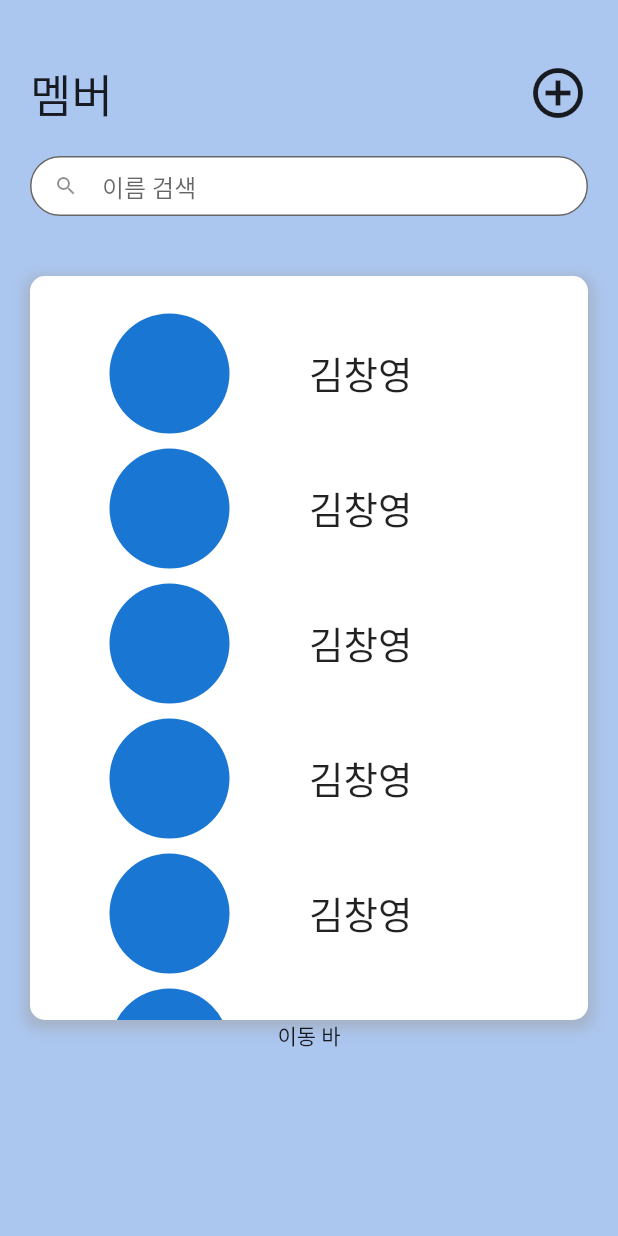
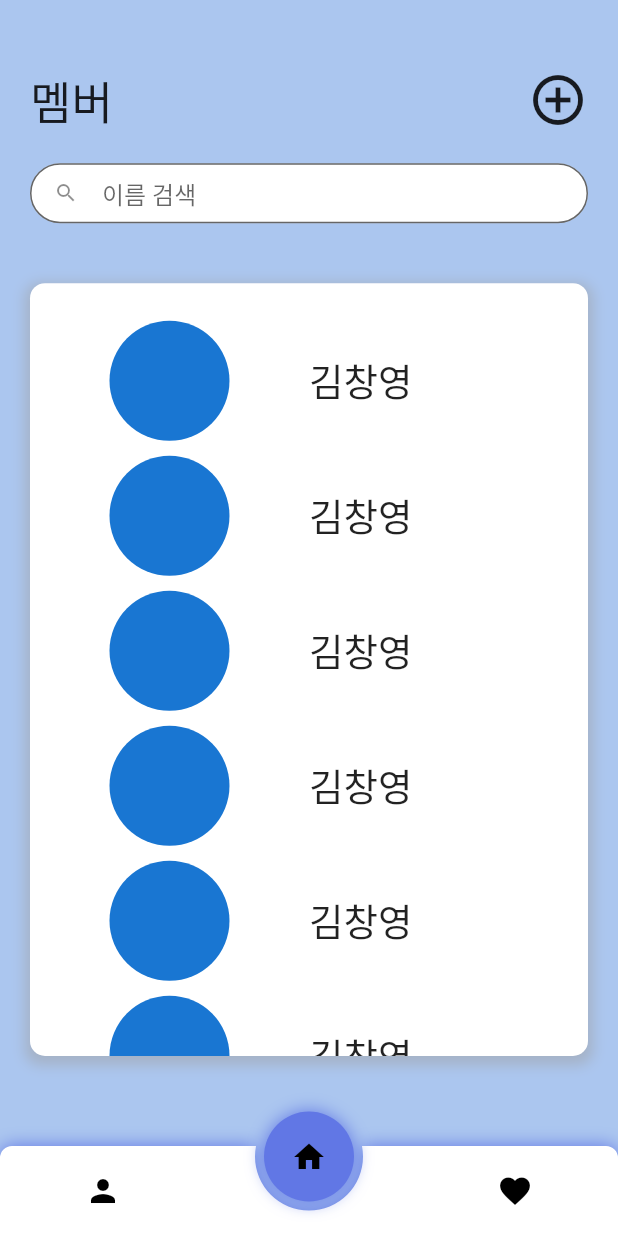
Before and after one commit to ukknown/Mention, a Flutter app: the GroupMember screen opened directly, on a phone screen of 412 x 824 dp. Run offline on Flutter 3.47's test engine with Material 2 defaults, Android fonts, the phone set to English and light mode, and no system bars; drawn by our look-alikes of circle_nav_bar; our stand-ins replace card_swiper, carousel_slider, flutter_inset_box_shadow.

Commit message:
[front] feat : 그룹페이지 하단네브바 만들었음

```diff
--- a/app/lib/Screens/group_member.dart
+++ b/app/lib/Screens/group_member.dart
@@ -1,3 +1,4 @@
+import 'package:app/widgets/bottom_nav.dart';
 import 'package:flutter/material.dart';
 
 class GroupMember extends StatelessWidget {
@@ -80,27 +81,30 @@ class GroupMember extends StatelessWidget {
                       SizedBox(
                         height: 20,
                       ),
-                      member(),
-                      member(),
-                      member(),
-                      member(),
-                      member(),
-                      member(),
+                      Member(),
+                      Member(),
+                      Member(),
+                      Member(),
+                      Member(),
+                      Member(),
                     ],
                   ),
                 ),
               ),
             ),
-            const Expanded(flex: 1, child: Text('이동 바'))
+            const SizedBox(
+              height: 40,
+            )
           ],
         ),
       ),
+      bottomNavigationBar: const BottomNav(),
     );
   }
 }
 
-class member extends StatelessWidget {
-  const member({
+class Member extends StatelessWidget {
+  const Member({
     super.key,
   });
 
--- a/app/lib/Screens/vote_after.dart
+++ b/app/lib/Screens/vote_after.dart
@@ -52,7 +52,7 @@ class VotePick extends StatelessWidget {
                           const SizedBox(
                             height: 40,
                           ),
-                          Image.asset('lib/assets/images/crown.png'),
+                          Image.asset('assets/images/crown.png'),
                           const CircleAvatar(
                             radius: 80,
                           ),
--- a/app/lib/Screens/vote_before.dart
+++ b/app/lib/Screens/vote_before.dart
@@ -1,3 +1,4 @@
+import 'package:app/widgets/bottom_nav.dart';
 import 'package:flutter/material.dart';
 
 class VoteMember extends StatelessWidget {
@@ -51,24 +52,33 @@ class VoteMember extends StatelessWidget {
                         ),
                       ),
                     ),
-                    member(),
-                    member(),
-                    member(),
-                    member(),
+                    SingleChildScrollView(
+                      child: Column(
+                        children: [
+                          Member(),
+                          Member(),
+                          Member(),
+                          Member(),
+                        ],
+                      ),
+                    ),
                   ],
                 ),
               ),
             ),
-            const Expanded(flex: 1, child: Text('이동 바'))
+            const SizedBox(
+              height: 40,
+            )
           ],
         ),
       ),
+      bottomNavigationBar: const BottomNav(),
     );
   }
 }
 
-class member extends StatelessWidget {
-  const member({
+class Member extends StatelessWidget {
+  const Member({
     super.key,
   });
 
--- a/app/lib/main.dart
+++ b/app/lib/main.dart
@@ -1,8 +1,6 @@
-import 'package:app/screens/profile_screen.dart';
 import 'package:flutter/material.dart';
-import 'package:app/Screens/group_screen.dart';
 
-import 'screens/home_screen.dart';
+import 'screens/mainPage.dart';
 
 void main() {
   runApp(const Mention());
@@ -25,6 +23,6 @@ class Mention extends StatelessWidget {
           ),
           cardColor: const Color(0xFFF4EDDB),
         ),
-        home: const GroupScreen());
+        home: const MainPage());
   }
 }
--- /dev/null
+++ b/app/lib/widgets/bottom_nav.dart
@@ -0,0 +1,110 @@
+import 'package:flutter/material.dart';
+import 'package:circle_nav_bar/circle_nav_bar.dart';
+import 'package:app/screens/home_screen.dart';
+import 'package:app/screens/Hint.dart';
+
+class BottomNav extends StatelessWidget {
+  const BottomNav({
+    super.key,
+  });
+
+  @override
+  Widget build(BuildContext context) {
+    return CircleNavBar(
+      activeIndex: 1,
+      activeIcons: [
+        IconButton(
+            icon: const Icon(Icons.person),
+            onPressed: () {
+              Navigator.push(
+                context,
+                MaterialPageRoute(
+                  builder: (context) => const Hint(),
+                ),
+              );
+              // print("프로필이동");
+            },
+            color: Colors.deepPurple),
+        IconButton(
+            icon: const Icon(Icons.home),
+            onPressed: () {
+              Navigator.push(
+                context,
+                MaterialPageRoute(
+                  builder: (context) => const HomeScreen(),
+                ),
+              );
+            },
+            color: Colors.black),
+        IconButton(
+            icon: const Icon(Icons.favorite),
+            onPressed: () {
+              // print("favorite");
+            },
+            color: Colors.deepPurple),
+      ],
+      inactiveIcons: [
+        IconButton(
+            icon: const Icon(Icons.person),
+            onPressed: () {
+              Navigator.push(
+                context,
+                MaterialPageRoute(
+                  builder: (context) => const Hint(),
+                ),
+              );
+              // print("프로필이동");
+            },
+            color: Colors.black),
+        IconButton(
+            icon: const Icon(Icons.home),
+            onPressed: () {
+              Navigator.push(
+                context,
+                MaterialPageRoute(
+                  builder: (context) => const HomeScreen(),
+                ),
+              );
+            },
+            color: Colors.black),
+        IconButton(
+            icon: const Icon(Icons.favorite),
+            onPressed: () {
+              Navigator.push(
+                context,
+                MaterialPageRoute(
+                  builder: (context) => const Hint(),
+                ),
+              );
+            },
+            color: Colors.black),
+      ],
+      color: Colors.white,
+      circleColor: Colors.white,
+      height: 60,
+
+      circleWidth: 60,
+      // tabCurve: ,
+      // padding: const EdgeInsets.only(left: 16, right: 16, bottom: 20),
+      cornerRadius: const BorderRadius.only(
+        topLeft: Radius.circular(8),
+        topRight: Radius.circular(8),
+        // bottomRight: Radius.circular(24),
+        // bottomLeft: Radius.circular(24),
+      ),
+      shadowColor: const Color(0xff6177E5),
+      circleShadowColor: const Color(0xff6177E5),
+      elevation: 10,
+      gradient: const LinearGradient(
+        begin: Alignment.topRight,
+        end: Alignment.bottomLeft,
+        colors: [Colors.white, Colors.white],
+      ),
+      circleGradient: const LinearGradient(
+        begin: Alignment.topRight,
+        end: Alignment.bottomLeft,
+        colors: [Color(0xff6177E5), Color(0xff6177E5)],
+      ),
+    );
+  }
+}
```
Also changed, not shown: app/lib/Screens/group_screen.dart (+6 -25 lines), app/lib/screens/mainPage.dart (+16 -7 lines).
